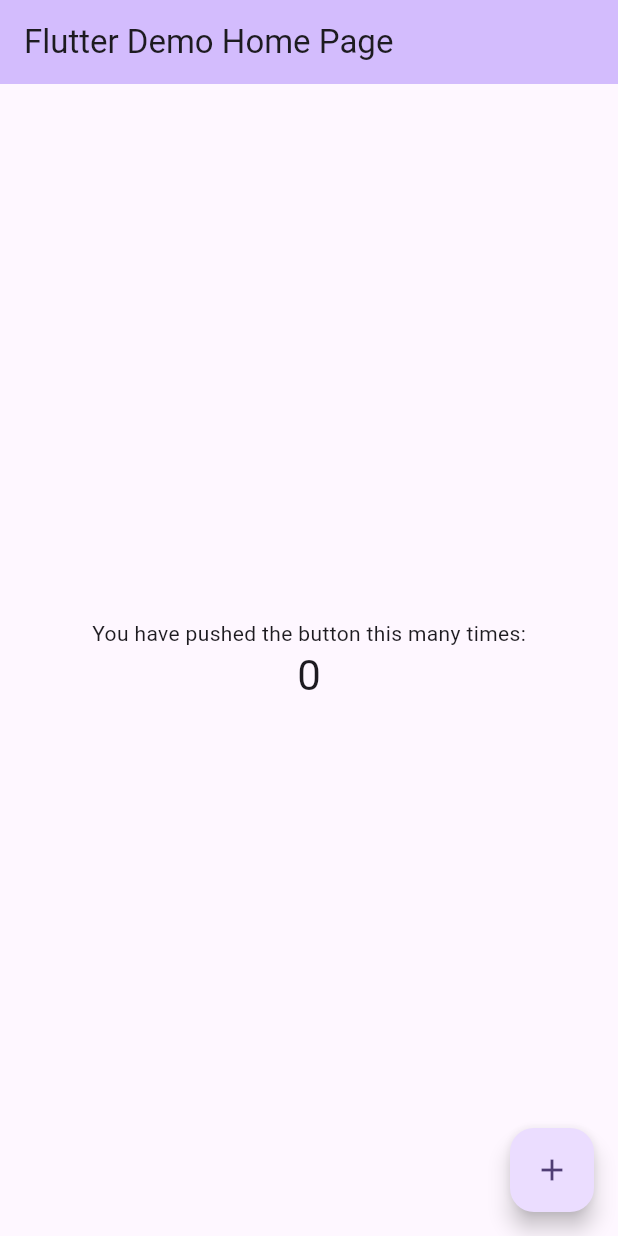
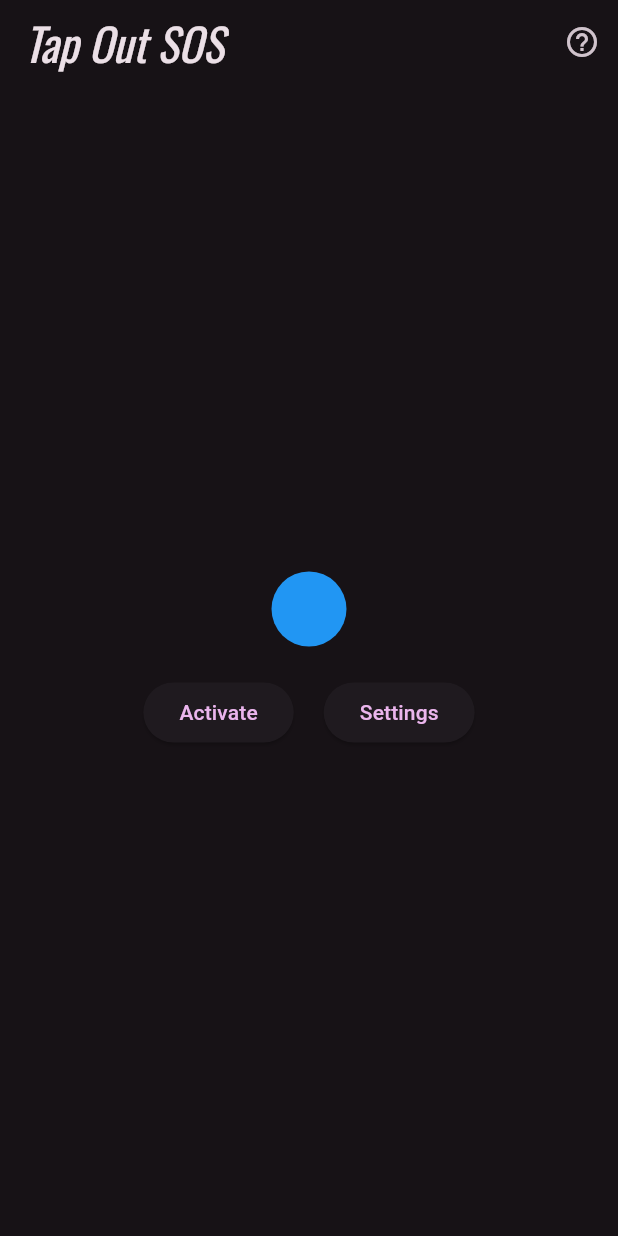
Before and after one commit to SzabadosA/tap_out, a Flutter app: the screen it shows after launch, on a phone screen of 412 x 824 dp. Run offline on Flutter 3.47's test engine with Material 3 defaults, Android fonts, the phone set to English and light mode, and no system bars; our stand-ins replace google_fonts.

Commit message:
basic UI setup

```diff
--- a/lib/main.dart
+++ b/lib/main.dart
@@ -1,125 +1,105 @@
 import 'package:flutter/material.dart';
+import 'package:google_fonts/google_fonts.dart';
+import 'settings_page.dart';
 
-void main() {
-  runApp(const MyApp());
-}
+void main() => runApp(const MyApp());
 
 class MyApp extends StatelessWidget {
   const MyApp({super.key});
 
-  // This widget is the root of your application.
   @override
   Widget build(BuildContext context) {
     return MaterialApp(
       title: 'Flutter Demo',
       theme: ThemeData(
-        // This is the theme of your application.
-        //
-        // TRY THIS: Try running your application with "flutter run". You'll see
-        // the application has a purple toolbar. Then, without quitting the app,
-        // try changing the seedColor in the colorScheme below to Colors.green
-        // and then invoke "hot reload" (save your changes or press the "hot
-        // reload" button in a Flutter-supported IDE, or press "r" if you used
-        // the command line to start the app).
-        //
-        // Notice that the counter didn't reset back to zero; the application
-        // state is not lost during the reload. To reset the state, use hot
-        // restart instead.
-        //
-        // This works for code too, not just values: Most code changes can be
-        // tested with just a hot reload.
-        colorScheme: ColorScheme.fromSeed(seedColor: Colors.deepPurple),
         useMaterial3: true,
+
+        // default brightness and colors.
+        colorScheme: ColorScheme.fromSeed(
+          seedColor: Colors.purple,
+          // ···
+          brightness: Brightness.dark,
+        ),
+        textTheme: TextTheme(
+          displayLarge: const TextStyle(
+            fontSize: 72,
+            fontWeight: FontWeight.bold,
+          ),
+          // ···
+          titleLarge: GoogleFonts.oswald(
+            fontSize: 30,
+            fontStyle: FontStyle.italic,
+          ),
+          bodyMedium: GoogleFonts.merriweather(),
+          displaySmall: GoogleFonts.pacifico(),
+        ),
       ),
-      home: const MyHomePage(title: 'Flutter Demo Home Page'),
+      home: MainPage(),
     );
   }
 }
 
-class MyHomePage extends StatefulWidget {
-  const MyHomePage({super.key, required this.title});
-
-  // This widget is the home page of your application. It is stateful, meaning
-  // that it has a State object (defined below) that contains fields that affect
-  // how it looks.
-
-  // This class is the configuration for the state. It holds the values (in this
-  // case the title) provided by the parent (in this case the App widget) and
-  // used by the build method of the State. Fields in a Widget subclass are
-  // always marked "final".
-
-  final String title;
-
+class MainPage extends StatefulWidget {
   @override
-  State<MyHomePage> createState() => _MyHomePageState();
+  _MainPageState createState() => _MainPageState();
 }
 
-class _MyHomePageState extends State<MyHomePage> {
-  int _counter = 0;
-
-  void _incrementCounter() {
-    setState(() {
-      // This call to setState tells the Flutter framework that something has
-      // changed in this State, which causes it to rerun the build method below
-      // so that the display can reflect the updated values. If we changed
-      // _counter without calling setState(), then the build method would not be
-      // called again, and so nothing would appear to happen.
-      _counter++;
-    });
-  }
+class _MainPageState extends State<MainPage> {
+  bool isActivated = false;
 
   @override
   Widget build(BuildContext context) {
-    // This method is rerun every time setState is called, for instance as done
-    // by the _incrementCounter method above.
-    //
-    // The Flutter framework has been optimized to make rerunning build methods
-    // fast, so that you can just rebuild anything that needs updating rather
-    // than having to individually change instances of widgets.
     return Scaffold(
       appBar: AppBar(
-        // TRY THIS: Try changing the color here to a specific color (to
-        // Colors.amber, perhaps?) and trigger a hot reload to see the AppBar
-        // change color while the other colors stay the same.
-        backgroundColor: Theme.of(context).colorScheme.inversePrimary,
-        // Here we take the value from the MyHomePage object that was created by
-        // the App.build method, and use it to set our appbar title.
-        title: Text(widget.title),
+        title: const Text('Tap Out SOS'),
+        actions: <Widget>[
+          IconButton(
+            icon: const Icon(Icons.help_outline),
+            onPressed: () {
+              // Help action
+            },
+          ),
+        ],
       ),
       body: Center(
-        // Center is a layout widget. It takes a single child and positions it
-        // in the middle of the parent.
         child: Column(
-          // Column is also a layout widget. It takes a list of children and
-          // arranges them vertically. By default, it sizes itself to fit its
-          // children horizontally, and tries to be as tall as its parent.
-          //
-          // Column has various properties to control how it sizes itself and
-          // how it positions its children. Here we use mainAxisAlignment to
-          // center the children vertically; the main axis here is the vertical
-          // axis because Columns are vertical (the cross axis would be
-          // horizontal).
-          //
-          // TRY THIS: Invoke "debug painting" (choose the "Toggle Debug Paint"
-          // action in the IDE, or press "p" in the console), to see the
-          // wireframe for each widget.
           mainAxisAlignment: MainAxisAlignment.center,
           children: <Widget>[
-            const Text(
-              'You have pushed the button this many times:',
+            Container(
+              width: 50,
+              height: 50,
+              decoration: BoxDecoration(
+                color: isActivated ? Colors.red : Colors.blue,
+                shape: BoxShape.circle,
+              ),
             ),
-            Text(
-              '$_counter',
-              style: Theme.of(context).textTheme.headlineMedium,
+            const SizedBox(height: 20),
+            Row(
+              mainAxisAlignment: MainAxisAlignment.center,
+              children: <Widget>[
+                ElevatedButton(
+                  onPressed: () {
+                    setState(() {
+                      isActivated = !isActivated;
+                    });
+                  },
+                  child: Text(isActivated ? 'Deactivate' : 'Activate'),
+                ),
+                SizedBox(width: 20),
+                ElevatedButton(
+                  onPressed: () {
+                    Navigator.push(
+                      context,
+                      MaterialPageRoute(builder: (context) => SettingsPage()),
+                    );
+                  },
+                  child: const Text('Settings'),
+                ),
+              ],
             ),
           ],
         ),
       ),
-      floatingActionButton: FloatingActionButton(
-        onPressed: _incrementCounter,
-        tooltip: 'Increment',
-        child: const Icon(Icons.add),
-      ), // This trailing comma makes auto-formatting nicer for build methods.
     );
   }
 }
--- a/pubspec.yaml
+++ b/pubspec.yaml
@@ -30,6 +30,7 @@ environment:
 dependencies:
   flutter:
     sdk: flutter
+  google_fonts: 6.2.1
 
 
   # The following adds the Cupertino Icons font to your application.
```
Also changed, not shown: lib/custom_scaffold.dart (added, +38 -0 lines), lib/settings_page.dart (added, +43 -0 lines), pubspec.lock, 1 other file.
